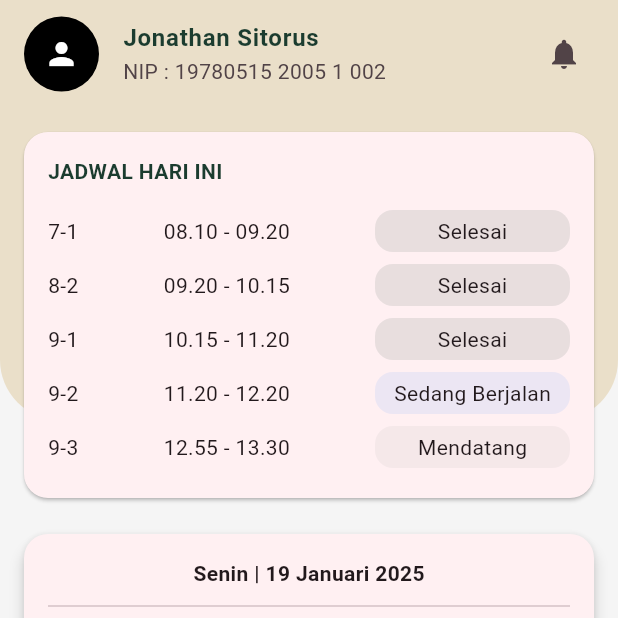
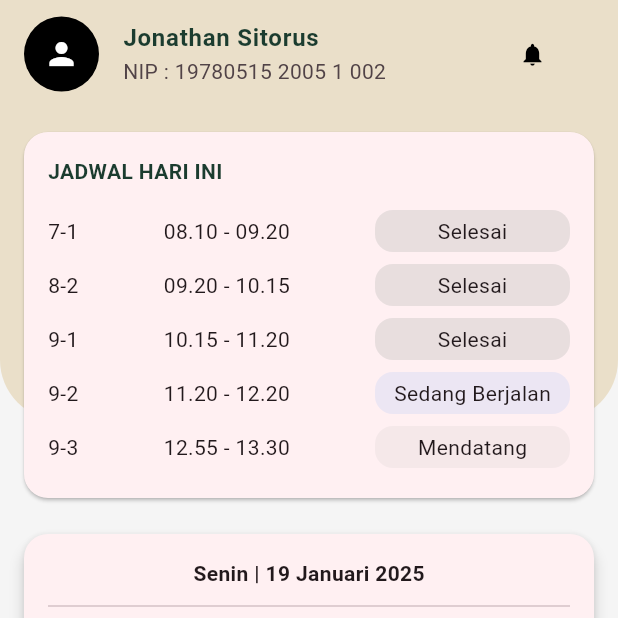
Before and after one commit to JonathanMatthewNalomSitorus/PA2_HadirIn, a Flutter app: the HomepageGuru screen opened directly, on a phone screen of 412 x 824 dp, the top half of it. Run offline on Flutter 3.47's test engine with Material 3 defaults, Android fonts, the phone set to English and light mode, and no system bars; our stand-ins replace fl_chart, lucide_icons.

Commit message:
Mengarah ke notifikasi
Sekarang icon notifikasi sudah dapat diakses menuju ke halaman notifikasi_guru.dart

```diff
--- a/lib/pages/guru/homepage_guru.dart
+++ b/lib/pages/guru/homepage_guru.dart
@@ -1,4 +1,5 @@
 import 'package:aplikasi_hadirin/pages/guru/detailkelas_guru.dart';
+import 'package:aplikasi_hadirin/pages/guru/notifikasi_guru.dart';
 import 'package:aplikasi_hadirin/pages/guru/riwayat_kehadiran_guru.dart';
 import 'package:flutter/material.dart';
 import 'package:lucide_icons/lucide_icons.dart';
@@ -109,7 +110,19 @@ class _HomepageGuruState extends State<HomepageGuru> {
           style:
               TextStyle(fontWeight: FontWeight.bold, color: Color(0xFF1B3C2F))),
       subtitle: const Text('NIP : 19780515 2005 1 002'),
-      trailing: const Icon(Icons.notifications),
+      // trailing: const Icon(Icons.notifications),
+      trailing: ElevatedButton(onPressed: (){
+        Navigator.push(context, MaterialPageRoute(builder: (context) => NotifikasiGuru()));
+      },
+      style: ElevatedButton.styleFrom(
+        backgroundColor: Colors.transparent,
+        iconColor: Colors.black,
+        elevation: 0,
+        shadowColor: Colors.transparent,
+        surfaceTintColor: Colors.transparent,
+      ),
+      child: const Icon(Icons.notifications),
+      ),
     );
   }
 
--- a/lib/pages/guru/jadwal_kehadiran_guru.dart
+++ b/lib/pages/guru/jadwal_kehadiran_guru.dart
@@ -127,7 +127,7 @@ class _JadwalKehadiranGuruState extends State<JadwalKehadiranGuru> {
                         blurRadius: 4,
                         offset: const Offset(0, 2),
                       ),
-                    ],
+                      ],
                   ),
                   child: Padding(
                     padding: const EdgeInsets.all(16.0),
```
